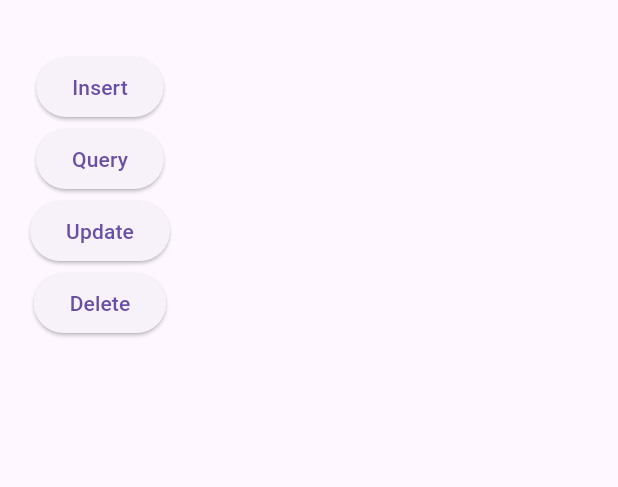
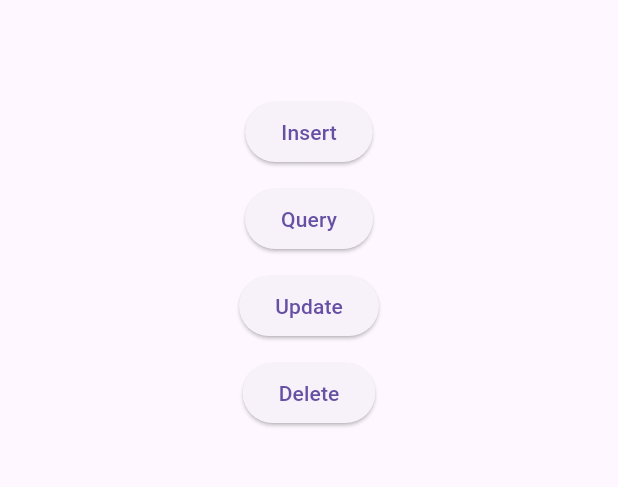
Before and after one commit to Mobile-app-dev-fall-2025/inclass10, a Flutter app: the screen it shows after launch, on a phone screen of 412 x 824 dp, the part 63-550 px from its top. Run offline on Flutter 3.47's test engine with Material 3 defaults, Android fonts, the phone set to English and light mode, and no system bars; our stand-ins replace sqflite; accounts and stored records are empty.

Commit message:
moved the postition of the buttons

```diff
--- a/lib/main.dart
+++ b/lib/main.dart
@@ -33,21 +33,29 @@ class HomeScreen extends StatelessWidget {
     return Scaffold(
       appBar: AppBar(title: const Text('SQLite CRUD Example')),
       body: Padding(
-        padding: const EdgeInsets.all(20.0),
+        padding: const EdgeInsets.only(top: 50.0),
         child: Column(
+          crossAxisAlignment: CrossAxisAlignment.center,
+          children: [
+            Center(
+              child: Column(
+                mainAxisSize: MainAxisSize.min,
                 children: [
                   ElevatedButton(
                     onPressed: () => _goTo(context, const InsertPage()),
                     child: const Text('Insert'),
                   ),
+                  const SizedBox(height: 10),
                   ElevatedButton(
                     onPressed: () => _goTo(context, const QueryPage()),
                     child: const Text('Query'),
                   ),
+                  const SizedBox(height: 10),
                   ElevatedButton(
                     onPressed: () => _goTo(context, const UpdatePage()),
                     child: const Text('Update'),
                   ),
+                  const SizedBox(height: 10),
                   ElevatedButton(
                     onPressed: () => _goTo(context, const DeletePage()),
                     child: const Text('Delete'),
@@ -55,6 +63,9 @@ class HomeScreen extends StatelessWidget {
                 ],
               ),
             ),
+          ],
+        ),
+      ),
     );
   }
 }
```
Lines whose indentation alone changed are shown as unchanged.
